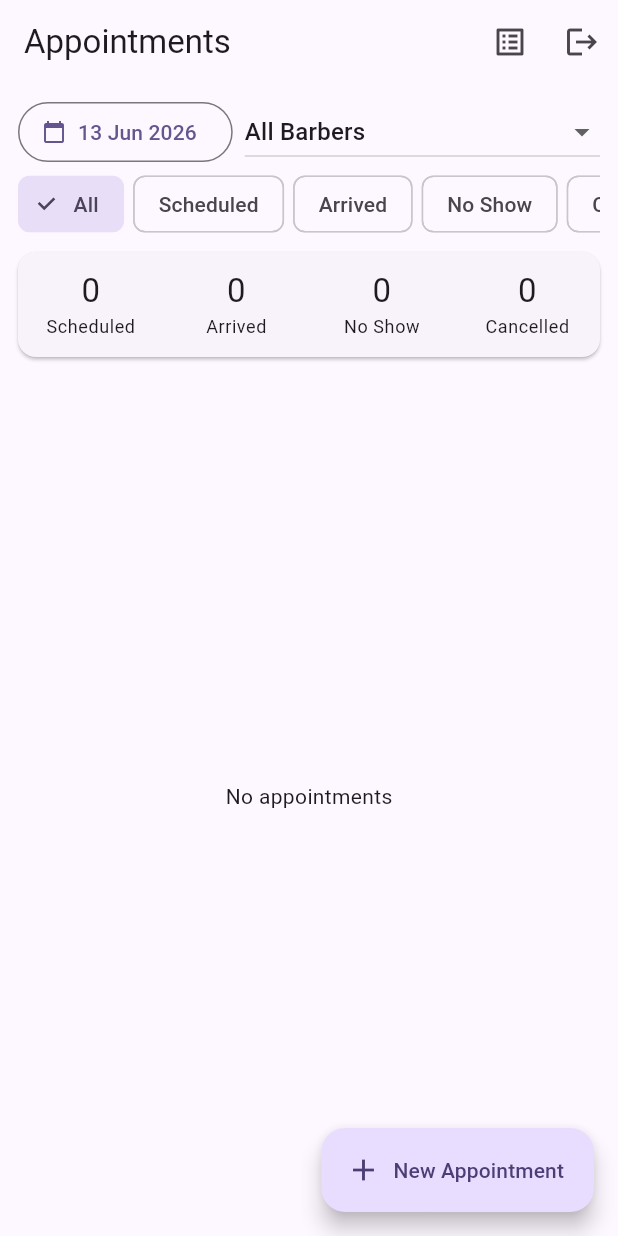
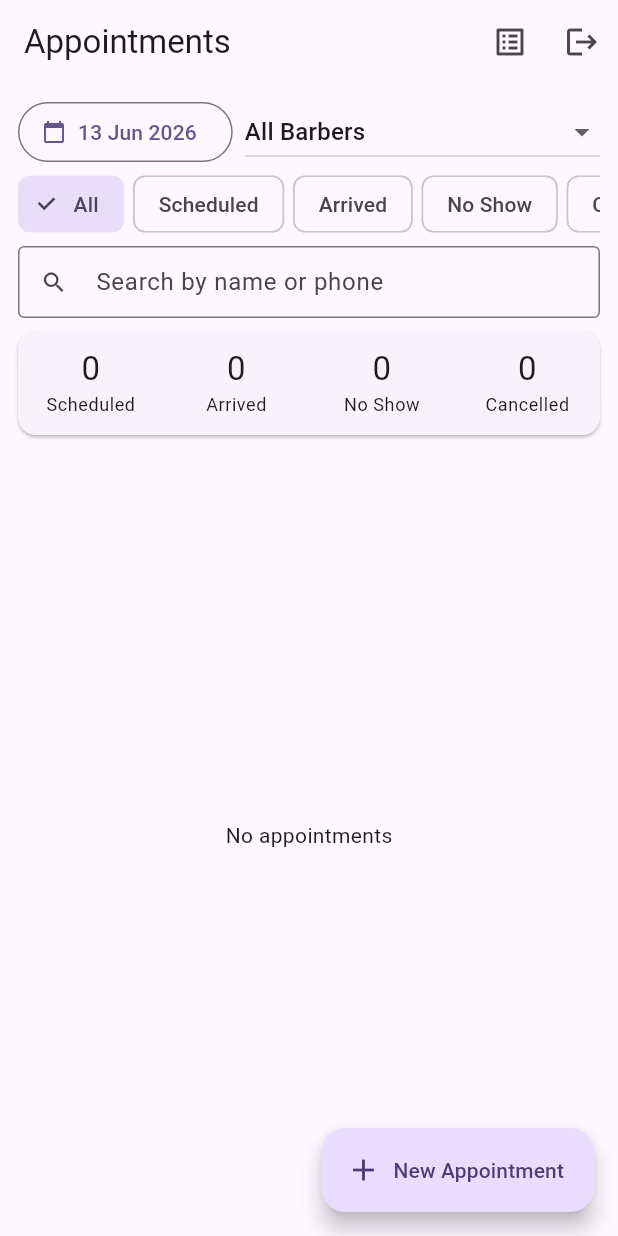
Before and after one commit to Ayyoubka/smart_salon_v2, a Flutter app: the AdminAppointmentsScreen screen opened by its route, on a phone screen of 412 x 824 dp. Run offline on Flutter 3.47's test engine with Material 3 defaults, Android fonts, the phone set to English and light mode, and no system bars; our stand-ins replace cloud_firestore, firebase_auth, firebase_core, flutter_riverpod, go_router; accounts and stored records are empty.

```diff
--- a/lib/features/admin/presentation/screens/admin_appointments_screen.dart
+++ b/lib/features/admin/presentation/screens/admin_appointments_screen.dart
@@ -22,6 +22,14 @@ class _AdminAppointmentsScreenState
   DateTime _selectedDate = DateTime.now();
   String? _selectedBarberUid;
   AppointmentStatus? _selectedStatus;
+  final _searchController = TextEditingController();
+  String _searchQuery = '';
+
+  @override
+  void dispose() {
+    _searchController.dispose();
+    super.dispose();
+  }
 
   DateTime get _normalizedDate => DateTime(
         _selectedDate.year,
@@ -123,6 +131,31 @@ class _AdminAppointmentsScreenState
                 setState(() => _selectedStatus = status),
           ),
 
+          // ── Search ────────────────────────────────────────────────
+          Padding(
+            padding: const EdgeInsets.fromLTRB(12, 4, 12, 0),
+            child: TextField(
+              controller: _searchController,
+              decoration: InputDecoration(
+                hintText: 'Search by name or phone',
+                prefixIcon: const Icon(Icons.search),
+                isDense: true,
+                border: const OutlineInputBorder(),
+                suffixIcon: _searchQuery.isNotEmpty
+                    ? IconButton(
+                        icon: const Icon(Icons.clear),
+                        onPressed: () {
+                          _searchController.clear();
+                          setState(() => _searchQuery = '');
+                        },
+                      )
+                    : null,
+              ),
+              onChanged: (v) =>
+                  setState(() => _searchQuery = v.trim().toLowerCase()),
+            ),
+          ),
+
           // ── Content ───────────────────────────────────────────────
           Expanded(
             child: appointmentsAsync.when(
@@ -140,6 +173,13 @@ class _AdminAppointmentsScreenState
                 if (_selectedStatus != null) {
                   filtered = filtered
                       .where((a) => a.status == _selectedStatus)
+                      .toList();
+                }
+                if (_searchQuery.isNotEmpty) {
+                  filtered = filtered
+                      .where((a) =>
+                          a.clientName.toLowerCase().contains(_searchQuery) ||
+                          a.clientPhone.contains(_searchQuery))
                       .toList();
                 }
                 filtered
```
Also changed, not shown: lib/features/barber/presentation/screens/barber_appointments_screen.dart (+63 -6 lines).
